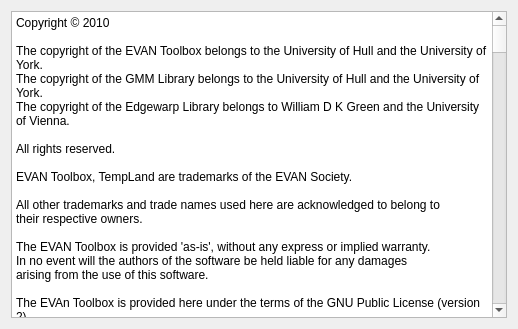
This is VPN/Evan/MainWindow/Designer/license.ui in evan-society/evan-toolbox as Qt 5 draws it before an edit. The edited form follows.
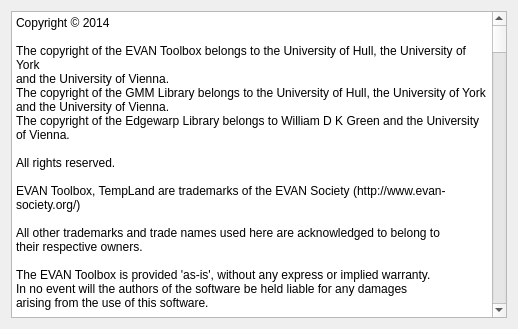
This is the edited form.

Commit message: Updated license text and About dialog

Diff of the .ui file:
```diff
--- a/VPN/Evan/MainWindow/Designer/license.ui
+++ b/VPN/Evan/MainWindow/Designer/license.ui
@@ -19,15 +19,17 @@
       <bool>true</bool>
      </property>
      <property name="plainText" >
-      <string>Copyright © 2010
+      <string>Copyright © 2014
 
-The copyright of the EVAN Toolbox belongs to the University of Hull and the University of York.
-The copyright of the GMM Library belongs to the University of Hull and the University of York.
+The copyright of the EVAN Toolbox belongs to the University of Hull, the University of York
+and the University of Vienna.
+The copyright of the GMM Library belongs to the University of Hull, the University of York
+and the University of Vienna.
 The copyright of the Edgewarp Library belongs to William D K Green and the University of Vienna.
 
 All rights reserved.
 
-EVAN Toolbox, TempLand are trademarks of the EVAN Society.
+EVAN Toolbox, TempLand are trademarks of the EVAN Society (http://www.evan-society.org/)
 
 All other trademarks and trade names used here are acknowledged to belong to
 their respective owners.
@@ -36,7 +38,7 @@
 In no event will the authors of the software be held liable for any damages 
 arising from the use of this software.
 
-The EVAn Toolbox is provided here under the terms of the GNU Public License (version 2).
+The EVAN Toolbox is provided here under the terms of the GNU Public License (version 2).
 
 A copy of the GNU Public License is available from the license page of 
 the www.evan-society.org website.
```
The commit also changes 5 other files.
